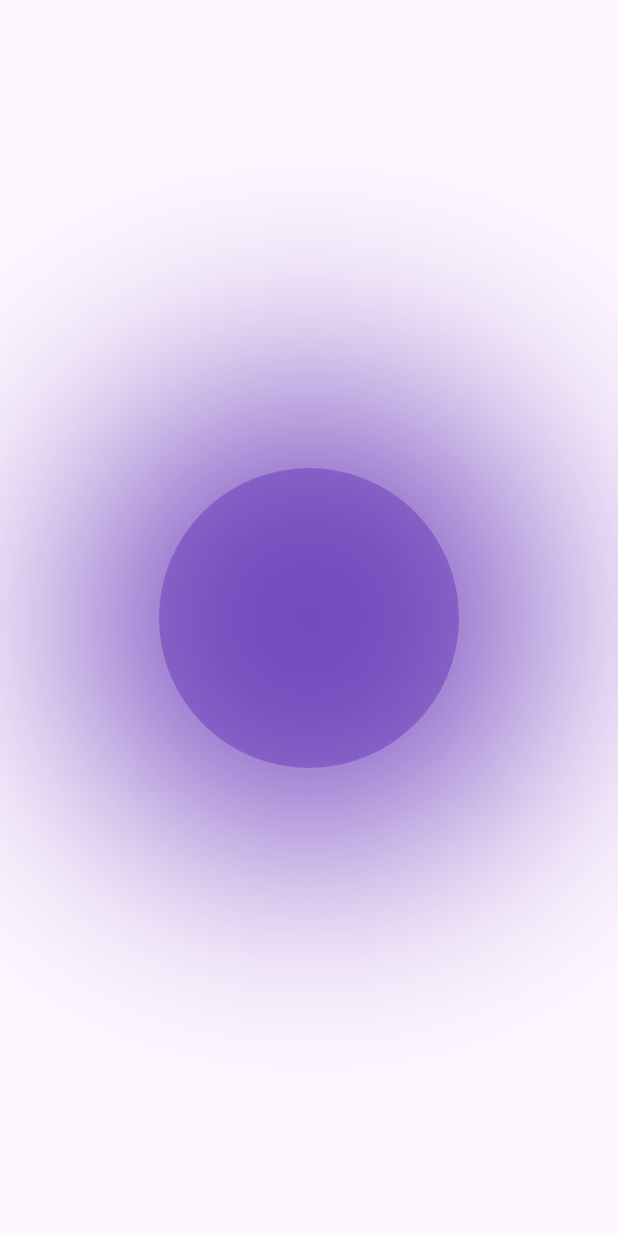
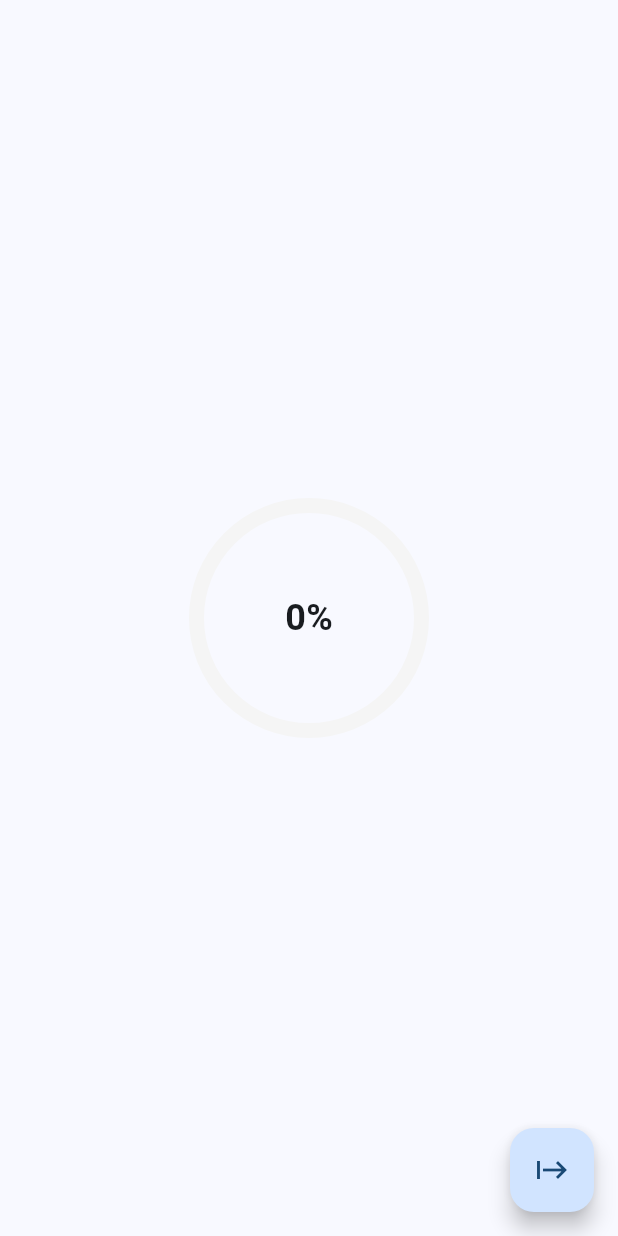
Before and after one commit to kainat-Batool/animation-flutter, a Flutter app: the screen it shows after launch, on a phone screen of 412 x 824 dp. Run offline on Flutter 3.47's test engine with Material 3 defaults, Android fonts, the phone set to English and light mode, and no system bars.

Commit message:
Some Animations

```diff
--- /dev/null
+++ b/lib/loading_animation.dart
@@ -0,0 +1,69 @@
+// ignore_for_file: prefer_const_constructors, prefer_const_literals_to_create_immutables
+
+import 'package:flutter/material.dart';
+
+class RadialAnimaion extends StatefulWidget {
+  final double progress;
+  final Color color;
+
+  const RadialAnimaion(
+      {required this.color, required this.progress, super.key});
+
+  @override
+  State<RadialAnimaion> createState() => _RadialAnimaionState();
+}
+
+class _RadialAnimaionState extends State<RadialAnimaion>
+    with SingleTickerProviderStateMixin {
+  late AnimationController controller;
+  late Animation<double> animations;
+
+  @override
+  void initState() {
+    super.initState();
+    controller = AnimationController(
+        vsync: this, duration: Duration(milliseconds: 1000));
+
+    animations = Tween(begin: 0.0, end: widget.progress).animate(controller);
+  }
+
+  @override
+  Widget build(BuildContext context) {
+    return Scaffold(
+      body: Center(
+        child: AnimatedBuilder(
+          animation: animations,
+          builder: (context, child) {
+            return Stack(
+              alignment: Alignment.center,
+              children: [
+                SizedBox(
+                  width: 150,
+                  height: 150,
+                  child: CircularProgressIndicator(
+                    value: animations.value,
+                    strokeWidth: 10,
+                    backgroundColor: Colors.grey.shade100,
+                  ),
+                ),
+                Text(
+                  '${(animations.value * 100).toInt()}%',
+                  style: TextStyle(
+                    fontWeight: FontWeight.bold,
+                    fontSize: 24,
+                  ),
+                ),
+              ],
+            );
+          },
+        ),
+      ),
+      floatingActionButton: FloatingActionButton(
+        onPressed: () {
+          controller.forward();
+        },
+        child: Icon(Icons.start),
+      ),
+    );
+  }
+}
--- a/lib/main.dart
+++ b/lib/main.dart
@@ -1,8 +1,11 @@
 import 'package:animation_flutter/animated_color_palette.dart';
 import 'package:animation_flutter/animated_shopping_cart_button.dart';
+import 'package:animation_flutter/list_animation.dart';
+import 'package:animation_flutter/loading_animation.dart';
 import 'package:flutter/material.dart';
 
 import 'anmated_tween_animated_builder.dart';
+
 void main() {
   runApp(const MyApp());
 }
@@ -31,10 +34,10 @@ class MyApp extends StatelessWidget {
         //
         // This works for code too, not just values: Most code changes can be
         // tested with just a hot reload.
-        colorScheme: ColorScheme.fromSeed(seedColor: Colors.deepPurple),
+        colorScheme: ColorScheme.fromSeed(seedColor: Colors.blue),
         useMaterial3: true,
       ),
-      home: PlustingCircleAnimated(),
+      home: RadialAnimaion(color: Colors.blue, progress: 0.65),
     );
   }
 }
```
Also changed, not shown: lib/list_animation.dart (added, +49 -0 lines).
